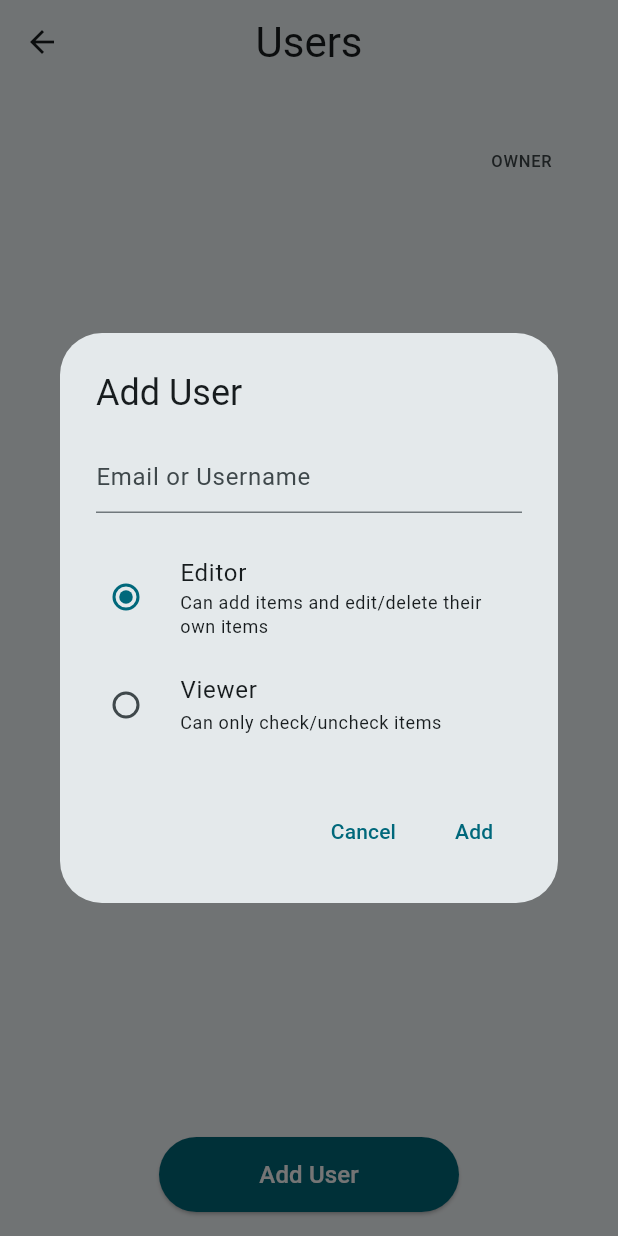
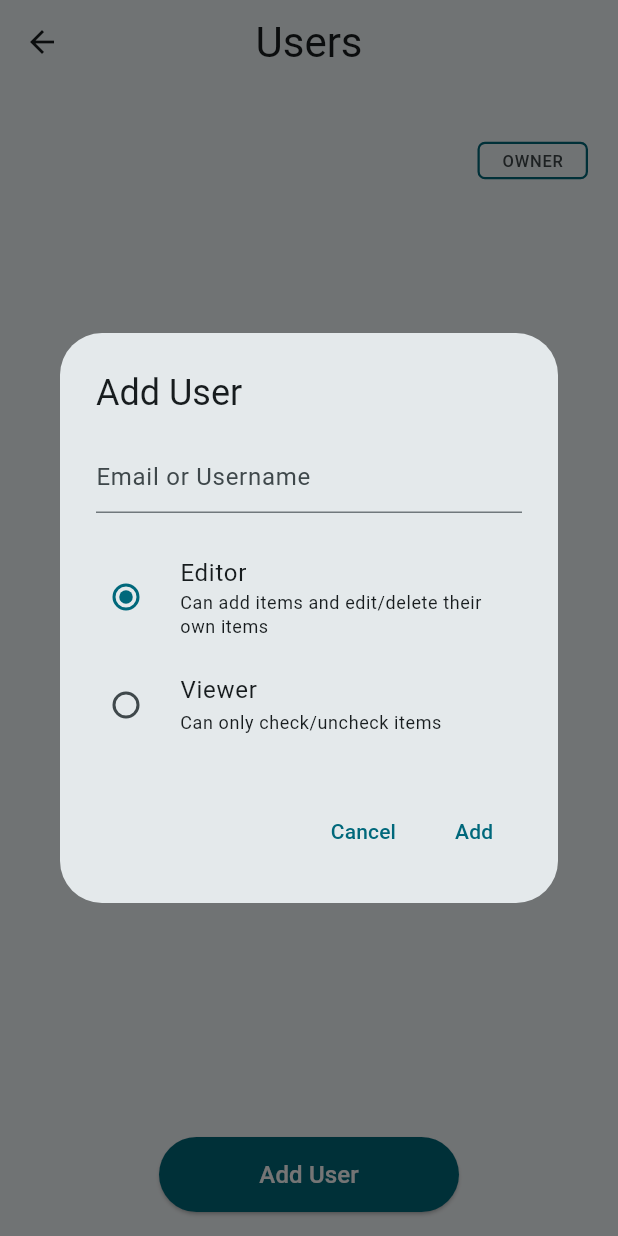
Before and after one commit to hadiyaaamir/shopping_list, a Flutter app: the ListUsersView screen opened directly, after a tap on "Add User", on a phone screen of 412 x 824 dp. Run offline on Flutter 3.47's test engine with Material 2 defaults, Android fonts, the phone set to English and light mode, and no system bars; our stand-ins replace bloc, cloud_firestore, equatable, firebase_auth, firebase_core, flutter_bloc and 2 more; accounts and stored records are empty.

Commit message:
role text style

```diff
--- a/lib/list_users/widget/add_user_dialog.dart
+++ b/lib/list_users/widget/add_user_dialog.dart
@@ -38,10 +38,8 @@ class AddUserDialog extends StatelessWidget {
         ),
         TextButton(
           onPressed: () async {
-            context.read<ListUsersBloc>().add(ListUsersAdded(
-              onSuccess: () {
-                final ListUsersState state =
-                    context.read<ListUsersBloc>().state;
+            context.read<ListUsersBloc>().add(ListUsersAdded(onSuccess: () {
+              final ListUsersState state = context.read<ListUsersBloc>().state;
               final List<ListUser> listUsers =
                   state.users.map((roleUser) => roleUser.listUser).toList();
 
@@ -49,13 +47,23 @@ class AddUserDialog extends StatelessWidget {
                     ListItemsOverviewListUsersEdited(listUsers: listUsers),
                   );
               Navigator.pop(context);
-              },
-            ));
+            }));
           },
           child: const Text('Add'),
         ),
       ],
     );
+  }
+
+  onSuccess(context) {
+    final ListUsersState state = context.read<ListUsersBloc>().state;
+    final List<ListUser> listUsers =
+        state.users.map((roleUser) => roleUser.listUser).toList();
+
+    context.read<ListItemsOverviewBloc>().add(
+          ListItemsOverviewListUsersEdited(listUsers: listUsers),
+        );
+    Navigator.pop(context);
   }
 }
 
--- a/lib/list_users/widget/user_list_tile.dart
+++ b/lib/list_users/widget/user_list_tile.dart
@@ -31,11 +31,33 @@ class _ListTile extends StatelessWidget {
   @override
   Widget build(BuildContext context) {
     return ListTile(
+      contentPadding: const EdgeInsets.only(right: 0),
       title: Text('${user.user.firstName} ${user.user.lastName}'),
       subtitle: Text(user.user.email),
-      trailing: roleDropdown
-          ? _Dropdown(user: user)
-          : Text(user.listUser.role.toStringValue().toUpperCase()),
+      trailing: roleDropdown ? _Dropdown(user: user) : _RoleText(user: user),
+    );
+  }
+}
+
+class _RoleText extends StatelessWidget {
+  const _RoleText({required this.user});
+
+  final RoleUser user;
+
+  @override
+  Widget build(BuildContext context) {
+    return Container(
+      decoration: BoxDecoration(
+        border: Border.all(
+          width: 1.5,
+          color: Theme.of(context).colorScheme.primary,
+        ),
+        borderRadius: BorderRadius.circular(5),
+      ),
+      child: Padding(
+        padding: const EdgeInsets.symmetric(horizontal: 15, vertical: 3),
+        child: Text(user.listUser.role.toStringValue().toUpperCase()),
+      ),
     );
   }
 }
```
Lines whose indentation alone changed are shown as unchanged.
